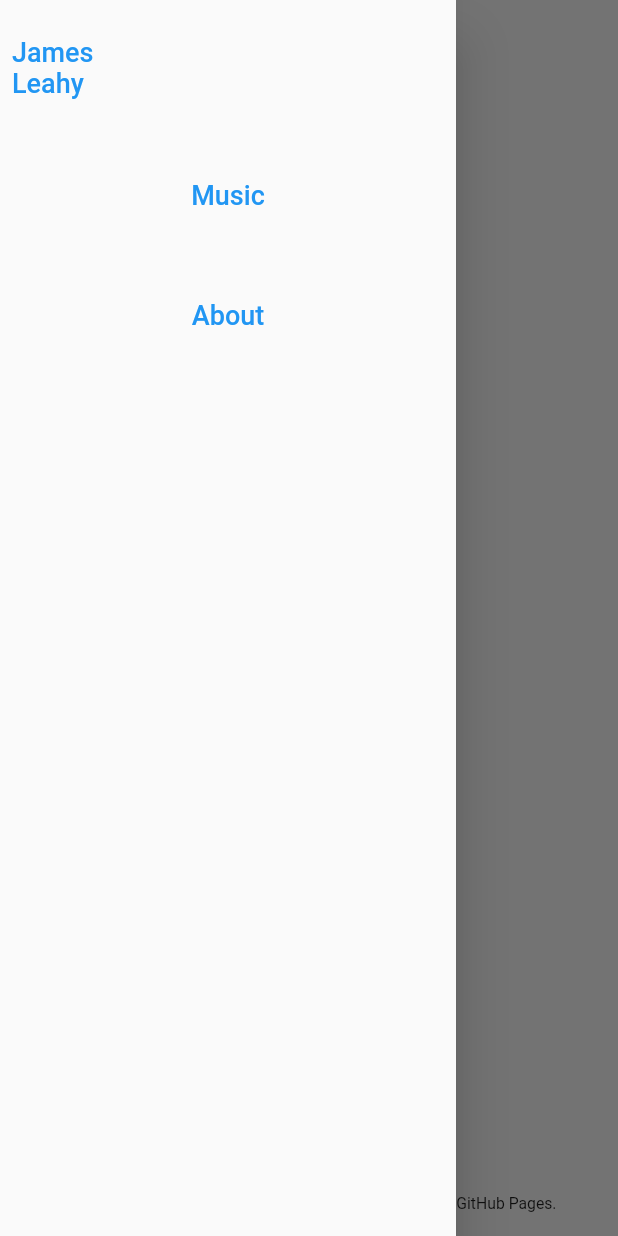
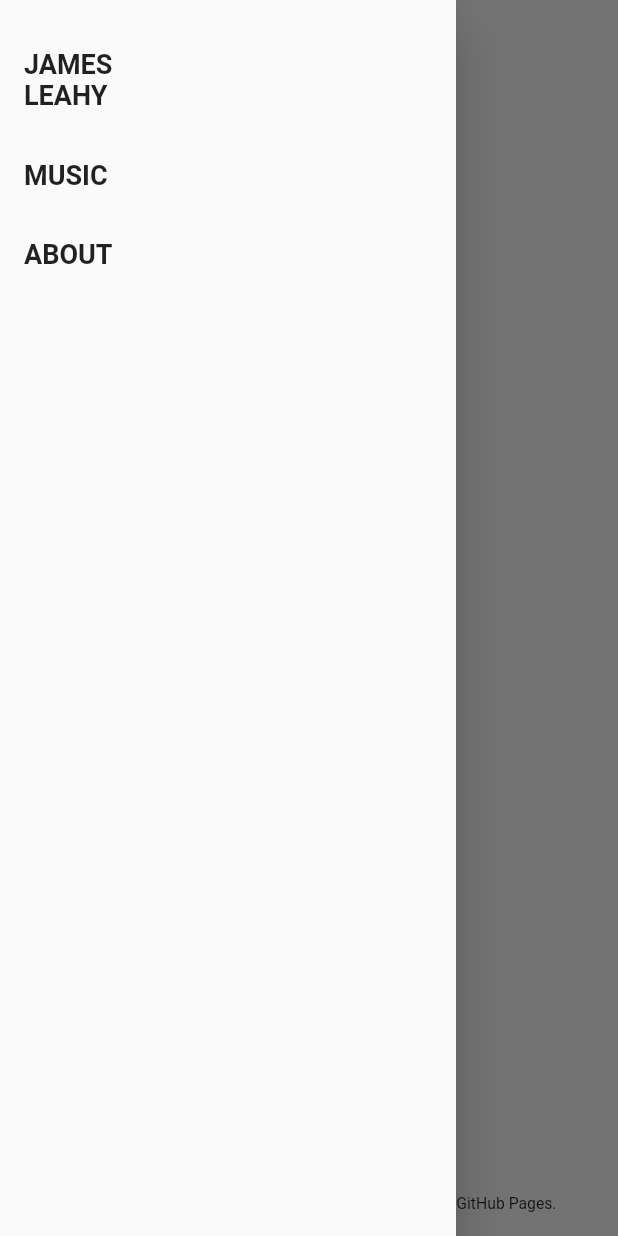
Before and after one commit to defuncart/defuncart.github.io, a Flutter app: the screen it shows after launch, with the side drawer open, on a phone screen of 412 x 824 dp. Run offline on Flutter 3.47's test engine with Material 2 defaults, Android fonts, the phone set to English and light mode, and no system bars; missing offline and left inert: dart:html.

Commit message:
Update navigation bar, items to use custom simple buttons.

```diff
--- a/lib/widgets/common/responsive/nav_bar_item.dart
+++ b/lib/widgets/common/responsive/nav_bar_item.dart
@@ -1,3 +1,4 @@
+import 'package:defuncart_github_io/widgets/common/buttons/simple_text_button.dart';
 import 'package:flutter/material.dart';
 
 class NavBarItem extends StatelessWidget {
@@ -12,12 +13,11 @@ class NavBarItem extends StatelessWidget {
 
   @override
   Widget build(BuildContext context) {
-    return TextButton(
-      child: Text(
-        title,
-        style: const TextStyle(
-          fontSize: 18,
-        ),
+    return SimpleTextButton(
+      text: title.toUpperCase(),
+      textStyle: const TextStyle(
+        fontSize: 18,
+        fontWeight: FontWeight.bold,
       ),
       onPressed: onPressed,
     );
--- a/lib/widgets/common/responsive/navigation_bar.dart
+++ b/lib/widgets/common/responsive/navigation_bar.dart
@@ -1,4 +1,5 @@
 import 'package:defuncart_github_io/configs/website_content.dart';
+import 'package:defuncart_github_io/widgets/common/buttons/simple_icon_button.dart';
 import 'package:defuncart_github_io/widgets/common/responsive/home_nav_bar_item.dart';
 import 'package:defuncart_github_io/widgets/common/responsive/nav_bar_item.dart';
 import 'package:defuncart_github_io/widgets/routing/routing.dart';
@@ -28,8 +29,8 @@ class _NavBarPortrait extends StatelessWidget {
     return Row(
       mainAxisAlignment: MainAxisAlignment.start,
       children: <Widget>[
-        IconButton(
-          icon: Icon(Icons.menu),
+        SimpleIconButton(
+          icon: Icons.menu,
           onPressed: () => Scaffold.of(context).openDrawer(),
         ),
       ],
--- a/lib/widgets/common/responsive/navigation_drawer.dart
+++ b/lib/widgets/common/responsive/navigation_drawer.dart
@@ -11,8 +11,11 @@ class NavigationDrawer extends StatelessWidget {
   @override
   Widget build(BuildContext context) {
     return Drawer(
+      child: Padding(
+        padding: const EdgeInsets.all(16.0),
         child: Column(
           crossAxisAlignment: CrossAxisAlignment.start,
+          mainAxisAlignment: MainAxisAlignment.center,
           children: [
             SizedBox(height: 16),
             HomeNavBarItem(),
@@ -34,6 +37,7 @@ class NavigationDrawer extends StatelessWidget {
             ),
           ],
         ),
+      ),
     );
   }
 }
```
Lines whose indentation alone changed are shown as unchanged.
